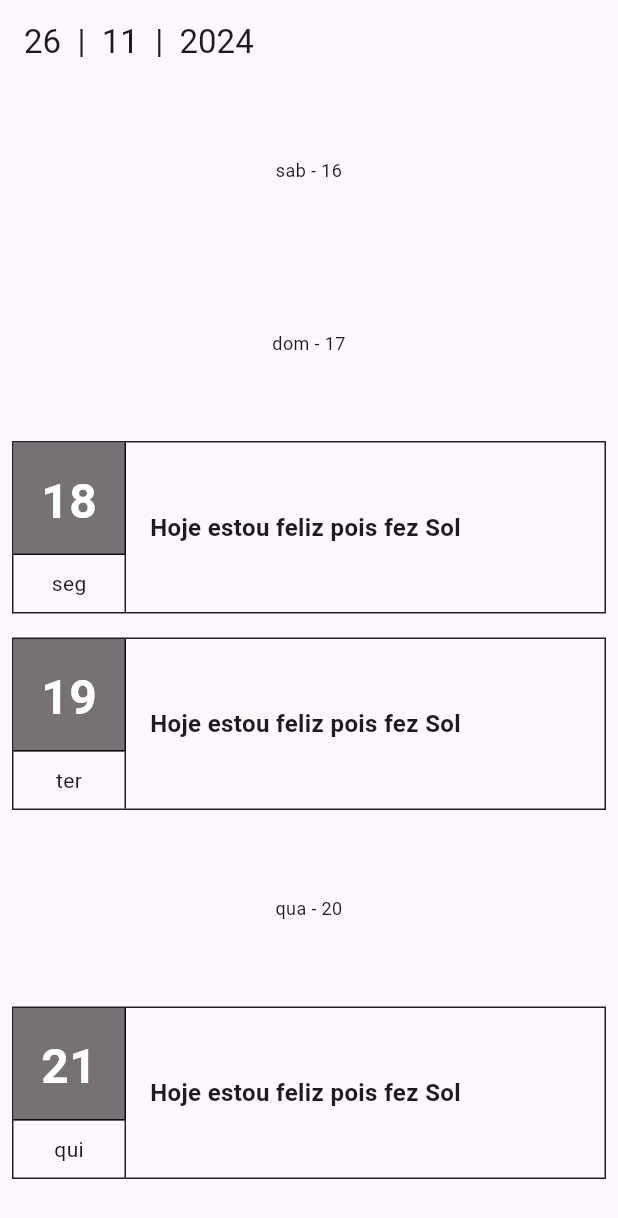
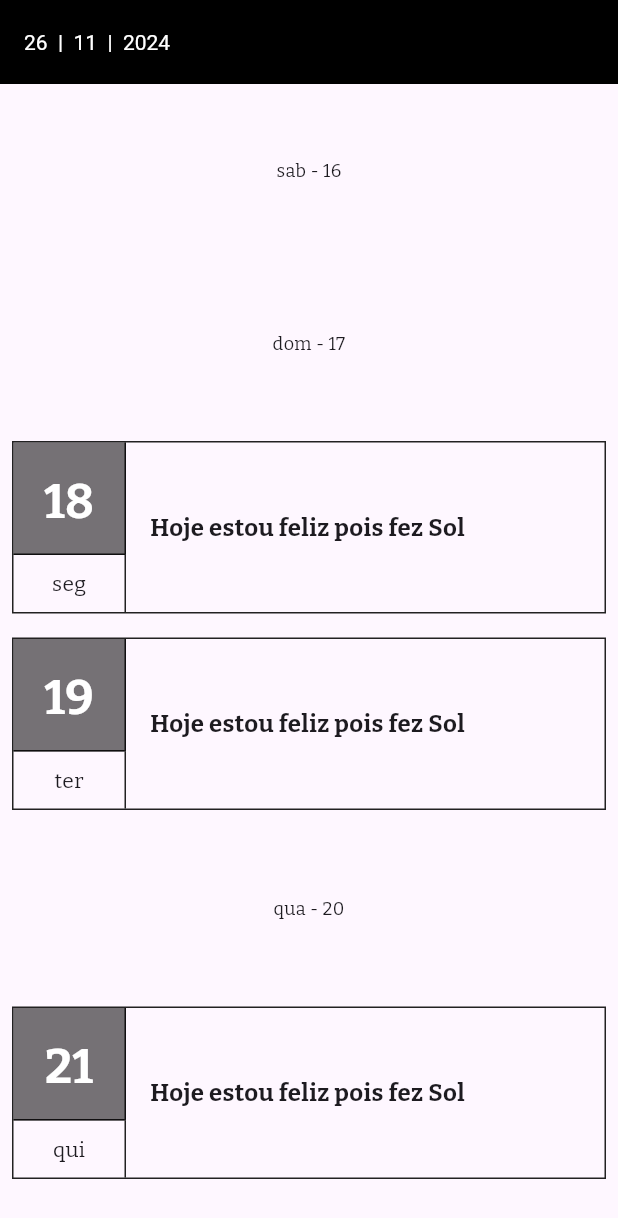
Before and after one commit to ncn-freedev/webapi_alura, a Flutter app: the screen it shows after launch, on a phone screen of 412 x 824 dp. Shown: the top 1218 px of the screen. Run offline on Flutter 3.47's test engine with Material 3 defaults, Android fonts, the light colour scheme and no system bars; our stand-ins replace google_fonts.

Commit message:
Pequenas alterações e adicionando google font

```diff
--- a/lib/main.dart
+++ b/lib/main.dart
@@ -1,4 +1,5 @@
 import 'package:flutter/material.dart';
+import 'package:google_fonts/google_fonts.dart';
 import 'screens/home_screen/home_screen.dart';
 
 void main() {
@@ -12,6 +13,16 @@ class MyApp extends StatelessWidget {
     return MaterialApp(
       title: 'Simple Journal',
       debugShowCheckedModeBanner: false,
+      theme: ThemeData(
+        textTheme: GoogleFonts.bitterTextTheme(),
+        primarySwatch: Colors.grey,
+        appBarTheme: const AppBarTheme(
+          backgroundColor: Colors.black,
+          titleTextStyle: TextStyle(
+            color: Colors.white,
+          ),
+        )
+      ),
       darkTheme: ThemeData.dark(),
       themeMode: ThemeMode.light,
       initialRoute: "home",
--- a/pubspec.yaml
+++ b/pubspec.yaml
@@ -14,6 +14,7 @@ dependencies:
 
   cupertino_icons: ^1.0.2
   uuid: ^3.0.6
+  google_fonts: ^3.0.1
 
 dev_dependencies:
   flutter_test:
```
Also changed, not shown: pubspec.lock, 2 other files.
